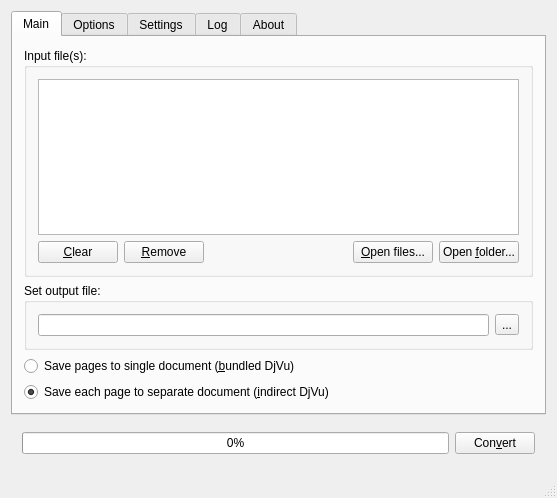
Qt form mainwindow.ui (trufanov-nok/minidjvu-mod-gui) before a commit.
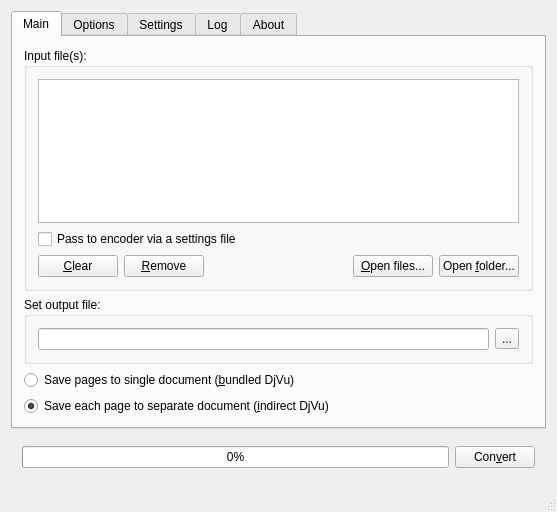
The same form after that commit. The open tabs and pages were chosen to show the change.

Commit message: Use settings file to pass a command line args > 32Kb

```diff
--- a/mainwindow.ui
+++ b/mainwindow.ui
@@ -7,7 +7,7 @@
     <x>0</x>
     <y>0</y>
     <width>557</width>
-    <height>498</height>
+    <height>512</height>
    </rect>
   </property>
   <property name="windowTitle">
@@ -41,6 +41,16 @@
              </property>
             </widget>
            </item>
+           <item>
+            <widget class="QCheckBox" name="cbUseSettingsFile">
+             <property name="toolTip">
+              <string>&lt;html&gt;&lt;head/&gt;&lt;body&gt;&lt;p&gt;If enabled - the filelist won't be passed to encoder in a command line (which size might be limited).&lt;/p&gt;&lt;p&gt;Instead a settings file with name &amp;lt;document_name&amp;gt;.sett will be generated in the output document folder. This file contains a list of all input files that need to be processed and passed to encoder via -S argument.&lt;/p&gt;&lt;/body&gt;&lt;/html&gt;</string>
+             </property>
+             <property name="text">
+              <string>Pass to encoder via a settings file</string>
+             </property>
+            </widget>
+           </item>
            <item>
             <widget class="QWidget" name="widget" native="true">
              <layout class="QHBoxLayout" name="horizontalLayout">
```
Left out of the diff: 2 changed lines with no effect on the pictures. The commit also changes 1 other file.
